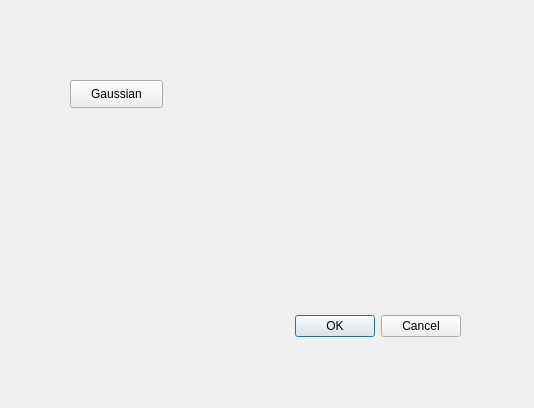
Before: the Qt Designer form ComputerVisionApplications/filtersdialog.ui in hardiktechnoplanet/ComputerVisionApplications, drawn with Qt 5.
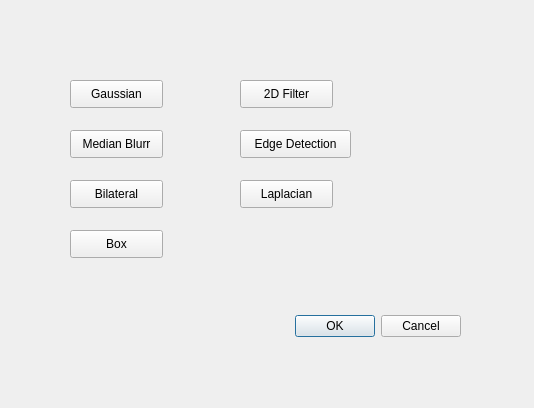
After: the same form once the commit is applied.

Commit message: added Smoothing,Image Pyramid,Edge Detection, Contours,Extracting and Matching Descriptors

Diff of the .ui file:
```diff
--- a/ComputerVisionApplications/filtersdialog.ui
+++ b/ComputerVisionApplications/filtersdialog.ui
@@ -42,6 +42,84 @@
     <string>Gaussian</string>
    </property>
   </widget>
+  <widget class="QPushButton" name="median_pushButton">
+   <property name="geometry">
+    <rect>
+     <x>70</x>
+     <y>130</y>
+     <width>93</width>
+     <height>28</height>
+    </rect>
+   </property>
+   <property name="text">
+    <string>Median Blurr</string>
+   </property>
+  </widget>
+  <widget class="QPushButton" name="bilateral_pushButton">
+   <property name="geometry">
+    <rect>
+     <x>70</x>
+     <y>180</y>
+     <width>93</width>
+     <height>28</height>
+    </rect>
+   </property>
+   <property name="text">
+    <string>Bilateral</string>
+   </property>
+  </widget>
+  <widget class="QPushButton" name="box_pushButton">
+   <property name="geometry">
+    <rect>
+     <x>70</x>
+     <y>230</y>
+     <width>93</width>
+     <height>28</height>
+    </rect>
+   </property>
+   <property name="text">
+    <string>Box</string>
+   </property>
+  </widget>
+  <widget class="QPushButton" name="twoD_pushButton">
+   <property name="geometry">
+    <rect>
+     <x>240</x>
+     <y>80</y>
+     <width>93</width>
+     <height>28</height>
+    </rect>
+   </property>
+   <property name="text">
+    <string>2D Filter</string>
+   </property>
+  </widget>
+  <widget class="QPushButton" name="edge_pushButton">
+   <property name="geometry">
+    <rect>
+     <x>240</x>
+     <y>130</y>
+     <width>111</width>
+     <height>28</height>
+    </rect>
+   </property>
+   <property name="text">
+    <string>Edge Detection</string>
+   </property>
+  </widget>
+  <widget class="QPushButton" name="laplacian_pushButton">
+   <property name="geometry">
+    <rect>
+     <x>240</x>
+     <y>180</y>
+     <width>93</width>
+     <height>28</height>
+    </rect>
+   </property>
+   <property name="text">
+    <string>Laplacian</string>
+   </property>
+  </widget>
  </widget>
  <resources/>
  <connections>
```
The commit also changes 19 other files.
